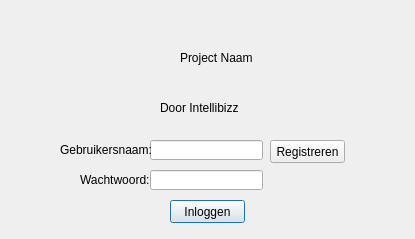
Houtje/Software-Engineering, file source files/logindialog.ui: the form before one commit.
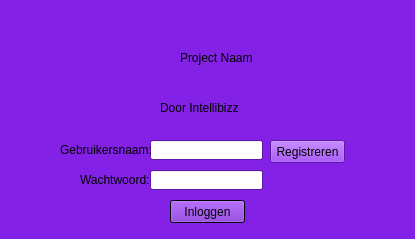
The form after the commit.

What changed in the file:
```diff
--- a/source files/logindialog.ui
+++ b/source files/logindialog.ui
@@ -10,6 +10,502 @@
     <height>239</height>
    </rect>
   </property>
+  <property name="palette">
+   <palette>
+    <active>
+     <colorrole role="WindowText">
+      <brush brushstyle="SolidPattern">
+       <color alpha="255">
+        <red>0</red>
+        <green>0</green>
+        <blue>0</blue>
+       </color>
+      </brush>
+     </colorrole>
+     <colorrole role="Button">
+      <brush brushstyle="SolidPattern">
+       <color alpha="255">
+        <red>132</red>
+        <green>33</green>
+        <blue>231</blue>
+       </color>
+      </brush>
+     </colorrole>
+     <colorrole role="Light">
+      <brush brushstyle="SolidPattern">
+       <color alpha="255">
+        <red>192</red>
+        <green>128</green>
+        <blue>255</blue>
+       </color>
+      </brush>
+     </colorrole>
+     <colorrole role="Midlight">
+      <brush brushstyle="SolidPattern">
+       <color alpha="255">
+        <red>162</red>
+        <green>80</green>
+        <blue>243</blue>
+       </color>
+      </brush>
+     </colorrole>
+     <colorrole role="Dark">
+      <brush brushstyle="SolidPattern">
+       <color alpha="255">
+        <red>66</red>
+        <green>16</green>
+        <blue>115</blue>
+       </color>
+      </brush>
+     </colorrole>
+     <colorrole role="Mid">
+      <brush brushstyle="SolidPattern">
+       <color alpha="255">
+        <red>88</red>
+        <green>22</green>
+        <blue>154</blue>
+       </color>
+      </brush>
+     </colorrole>
+     <colorrole role="Text">
+      <brush brushstyle="SolidPattern">
+       <color alpha="255">
+        <red>0</red>
+        <green>0</green>
+        <blue>0</blue>
+       </color>
+      </brush>
+     </colorrole>
+     <colorrole role="BrightText">
+      <brush brushstyle="SolidPattern">
+       <color alpha="255">
+        <red>0</red>
+        <green>0</green>
+        <blue>0</blue>
+       </color>
+      </brush>
+     </colorrole>
+     <colorrole role="ButtonText">
+      <brush brushstyle="SolidPattern">
+       <color alpha="255">
+        <red>0</red>
+        <green>0</green>
+        <blue>0</blue>
+       </color>
+      </brush>
+     </colorrole>
+     <colorrole role="Base">
+      <brush brushstyle="SolidPattern">
+       <color alpha="255">
+        <red>255</red>
+        <green>255</green>
+        <blue>255</blue>
+       </color>
+      </brush>
+     </colorrole>
+     <colorrole role="Window">
+      <brush brushstyle="SolidPattern">
+       <color alpha="255">
+        <red>132</red>
+        <green>33</green>
+        <blue>231</blue>
+       </color>
+      </brush>
+     </colorrole>
+     <colorrole role="Shadow">
+      <brush brushstyle="SolidPattern">
+       <color alpha="255">
+        <red>0</red>
+        <green>0</green>
+        <blue>0</blue>
+       </color>
+      </brush>
+     </colorrole>
+     <colorrole role="Highlight">
+      <brush brushstyle="SolidPattern">
+       <color alpha="255">
+        <red>0</red>
+        <green>0</green>
+        <blue>0</blue>
+       </color>
+      </brush>
+     </colorrole>
+     <colorrole role="HighlightedText">
+      <brush brushstyle="SolidPattern">
+       <color alpha="255">
+        <red>48</red>
+        <green>255</green>
+        <blue>16</blue>
+       </color>
+      </brush>
+     </colorrole>
+     <colorrole role="AlternateBase">
+      <brush brushstyle="SolidPattern">
+       <color alpha="255">
+        <red>55</red>
+        <green>162</green>
+        <blue>243</blue>
+       </color>
+      </brush>
+     </colorrole>
+     <colorrole role="NoRole">
+      <brush brushstyle="SolidPattern">
+       <color alpha="255">
+        <red>43</red>
+        <green>152</green>
+        <blue>198</blue>
+       </color>
+      </brush>
+     </colorrole>
+     <colorrole role="ToolTipBase">
+      <brush brushstyle="SolidPattern">
+       <color alpha="255">
+        <red>255</red>
+        <green>0</green>
+        <blue>196</blue>
+       </color>
+      </brush>
+     </colorrole>
+     <colorrole role="ToolTipText">
+      <brush brushstyle="SolidPattern">
+       <color alpha="255">
+        <red>0</red>
+        <green>0</green>
+        <blue>0</blue>
+       </color>
+      </brush>
+     </colorrole>
+    </active>
+    <inactive>
+     <colorrole role="WindowText">
+      <brush brushstyle="SolidPattern">
+       <color alpha="255">
+        <red>0</red>
+        <green>0</green>
+        <blue>0</blue>
+       </color>
+      </brush>
+     </colorrole>
+     <colorrole role="Button">
+      <brush brushstyle="SolidPattern">
+       <color alpha="255">
+        <red>132</red>
+        <green>33</green>
+        <blue>231</blue>
+       </color>
+      </brush>
+     </colorrole>
+     <colorrole role="Light">
+      <brush brushstyle="SolidPattern">
+       <color alpha="255">
+        <red>192</red>
+        <green>128</green>
+        <blue>255</blue>
+       </color>
+      </brush>
+     </colorrole>
+     <colorrole role="Midlight">
+      <brush brushstyle="SolidPattern">
+       <color alpha="255">
+        <red>162</red>
+        <green>80</green>
+        <blue>243</blue>
+       </color>
+      </brush>
+     </colorrole>
+     <colorrole role="Dark">
+      <brush brushstyle="SolidPattern">
+       <color alpha="255">
+        <red>66</red>
+        <green>16</green>
+        <blue>115</blue>
+       </color>
+      </brush>
+     </colorrole>
+     <colorrole role="Mid">
+      <brush brushstyle="SolidPattern">
+       <color alpha="255">
+        <red>88</red>
+        <green>22</green>
+        <blue>154</blue>
+       </color>
+      </brush>
+     </colorrole>
+     <colorrole role="Text">
+      <brush brushstyle="SolidPattern">
+       <color alpha="255">
+        <red>0</red>
+        <green>0</green>
+        <blue>0</blue>
+       </color>
+      </brush>
+     </colorrole>
+     <colorrole role="BrightText">
+      <brush brushstyle="SolidPattern">
+       <color alpha="255">
+        <red>0</red>
+        <green>0</green>
+        <blue>0</blue>
+       </color>
+      </brush>
+     </colorrole>
+     <colorrole role="ButtonText">
+      <brush brushstyle="SolidPattern">
+       <color alpha="255">
+        <red>0</red>
+        <green>0</green>
+        <blue>0</blue>
+       </color>
+      </brush>
+     </colorrole>
+     <colorrole role="Base">
+      <brush brushstyle="SolidPattern">
+       <color alpha="255">
+        <red>255</red>
+        <green>255</green>
+        <blue>255</blue>
+       </color>
+      </brush>
+     </colorrole>
+     <colorrole role="Window">
+      <brush brushstyle="SolidPattern">
+       <color alpha="255">
+        <red>132</red>
+        <green>33</green>
+        <blue>231</blue>
+       </color>
+      </brush>
+     </colorrole>
+     <colorrole role="Shadow">
+      <brush brushstyle="SolidPattern">
+       <color alpha="255">
+        <red>0</red>
+        <green>0</green>
+        <blue>0</blue>
+       </color>
+      </brush>
+     </colorrole>
+     <colorrole role="Highlight">
+      <brush brushstyle="SolidPattern">
+       <color alpha="255">
+        <red>0</red>
+        <green>0</green>
+        <blue>0</blue>
+       </color>
+      </brush>
+     </colorrole>
+     <colorrole role="HighlightedText">
+      <brush brushstyle="SolidPattern">
+       <color alpha="255">
+        <red>48</red>
+        <green>255</green>
+        <blue>16</blue>
+       </color>
+      </brush>
+     </colorrole>
+     <colorrole role="AlternateBase">
+      <brush brushstyle="SolidPattern">
+       <color alpha="255">
+        <red>55</red>
+        <green>162</green>
+        <blue>243</blue>
+       </color>
+      </brush>
+     </colorrole>
+     <colorrole role="NoRole">
+      <brush brushstyle="SolidPattern">
+       <color alpha="255">
+        <red>43</red>
+        <green>152</green>
+        <blue>198</blue>
+       </color>
+      </brush>
+     </colorrole>
+     <colorrole role="ToolTipBase">
+      <brush brushstyle="SolidPattern">
+       <color alpha="255">
+        <red>255</red>
+        <green>0</green>
+        <blue>196</blue>
+       </color>
+      </brush>
+     </colorrole>
+     <colorrole role="ToolTipText">
+      <brush brushstyle="SolidPattern">
+       <color alpha="255">
+        <red>0</red>
+        <green>0</green>
+        <blue>0</blue>
+       </color>
+      </brush>
+     </colorrole>
+    </inactive>
+    <disabled>
+     <colorrole role="WindowText">
+      <brush brushstyle="SolidPattern">
+       <color alpha="255">
+        <red>66</red>
+        <green>16</green>
+        <blue>115</blue>
+       </color>
+      </brush>
+     </colorrole>
+     <colorrole role="Button">
+      <brush brushstyle="SolidPattern">
+       <color alpha="255">
+        <red>132</red>
+        <green>33</green>
+        <blue>231</blue>
+       </color>
+      </brush>
+     </colorrole>
+     <colorrole role="Light">
+      <brush brushstyle="SolidPattern">
+       <color alpha="255">
+        <red>192</red>
+        <green>128</green>
+        <blue>255</blue>
+       </color>
+      </brush>
+     </colorrole>
+     <colorrole role="Midlight">
+      <brush brushstyle="SolidPattern">
+       <color alpha="255">
+        <red>162</red>
+        <green>80</green>
+        <blue>243</blue>
+       </color>
+      </brush>
+     </colorrole>
+     <colorrole role="Dark">
+      <brush brushstyle="SolidPattern">
+       <color alpha="255">
+        <red>66</red>
+        <green>16</green>
+        <blue>115</blue>
+       </color>
+      </brush>
+     </colorrole>
+     <colorrole role="Mid">
+      <brush brushstyle="SolidPattern">
+       <color alpha="255">
+        <red>88</red>
+        <green>22</green>
+        <blue>154</blue>
+       </color>
+      </brush>
+     </colorrole>
+     <colorrole role="Text">
+      <brush brushstyle="SolidPattern">
+       <color alpha="255">
+        <red>66</red>
+        <green>16</green>
+        <blue>115</blue>
+       </color>
+      </brush>
+     </colorrole>
+     <colorrole role="BrightText">
+      <brush brushstyle="SolidPattern">
+       <color alpha="255">
+        <red>0</red>
+        <green>0</green>
+        <blue>0</blue>
+       </color>
+      </brush>
+     </colorrole>
+     <colorrole role="ButtonText">
+      <brush brushstyle="SolidPattern">
+       <color alpha="255">
+        <red>66</red>
+        <green>16</green>
+        <blue>115</blue>
+       </color>
+      </brush>
+     </colorrole>
+     <colorrole role="Base">
+      <brush brushstyle="SolidPattern">
+       <color alpha="255">
+        <red>132</red>
+        <green>33</green>
+        <blue>231</blue>
+       </color>
+      </brush>
+     </colorrole>
+     <colorrole role="Window">
+      <brush brushstyle="SolidPattern">
+       <color alpha="255">
+        <red>132</red>
+        <green>33</green>
+        <blue>231</blue>
+       </color>
+      </brush>
+     </colorrole>
+     <colorrole role="Shadow">
+      <brush brushstyle="SolidPattern">
+       <color alpha="255">
+        <red>0</red>
+        <green>0</green>
+        <blue>0</blue>
+       </color>
+      </brush>
+     </colorrole>
+     <colorrole role="Highlight">
+      <brush brushstyle="SolidPattern">
+       <color alpha="255">
+        <red>51</red>
+        <green>153</green>
+        <blue>255</blue>
+       </color>
+      </brush>
+     </colorrole>
+     <colorrole role="HighlightedText">
+      <brush brushstyle="SolidPattern">
+       <color alpha="255">
+        <red>48</red>
+        <green>255</green>
+        <blue>16</blue>
+       </color>
+      </brush>
+     </colorrole>
+     <colorrole role="AlternateBase">
+      <brush brushstyle="SolidPattern">
+       <color alpha="255">
+        <red>55</red>
+        <green>162</green>
+        <blue>243</blue>
+       </color>
+      </brush>
+     </colorrole>
+     <colorrole role="NoRole">
+      <brush brushstyle="SolidPattern">
+       <color alpha="255">
+        <red>43</red>
+        <green>152</green>
+        <blue>198</blue>
+       </color>
+      </brush>
+     </colorrole>
+     <colorrole role="ToolTipBase">
+      <brush brushstyle="SolidPattern">
+       <color alpha="255">
+        <red>255</red>
+        <green>0</green>
+        <blue>196</blue>
+       </color>
+      </brush>
+     </colorrole>
+     <colorrole role="ToolTipText">
+      <brush brushstyle="SolidPattern">
+       <color alpha="255">
+        <red>0</red>
+        <green>0</green>
+        <blue>0</blue>
+       </color>
+      </brush>
+     </colorrole>
+    </disabled>
+   </palette>
+  </property>
   <property name="windowTitle">
    <string>Project NAAM</string>
   </property>
```
Left out of the diff: 4 changed lines with no effect on the pictures.
